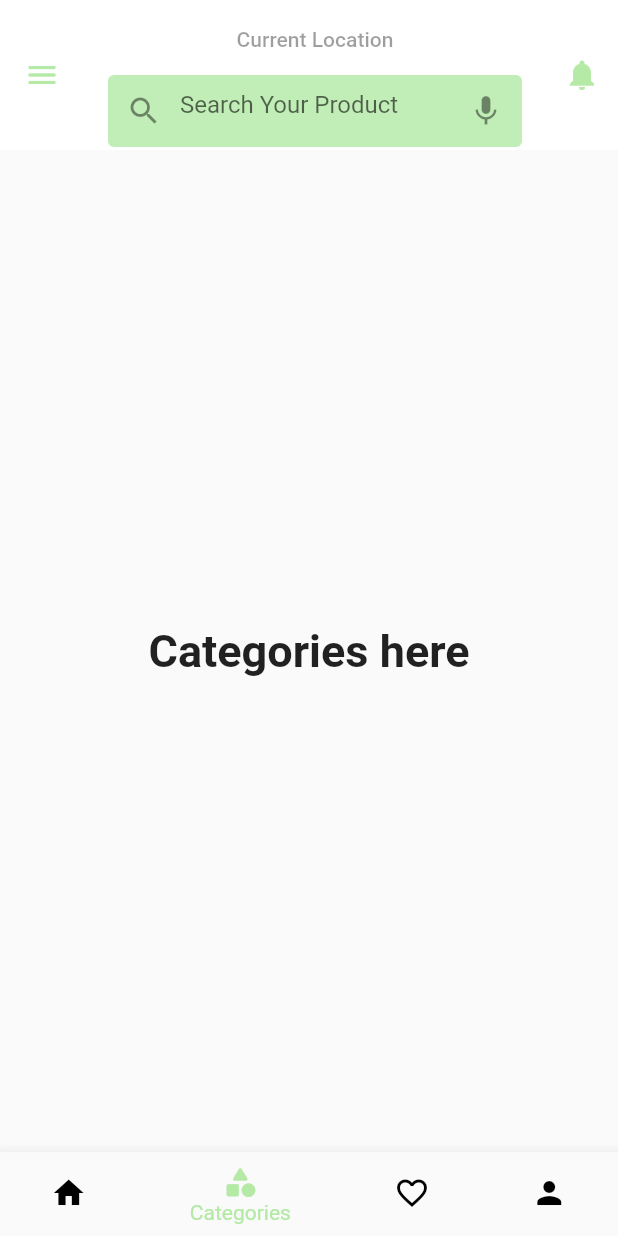
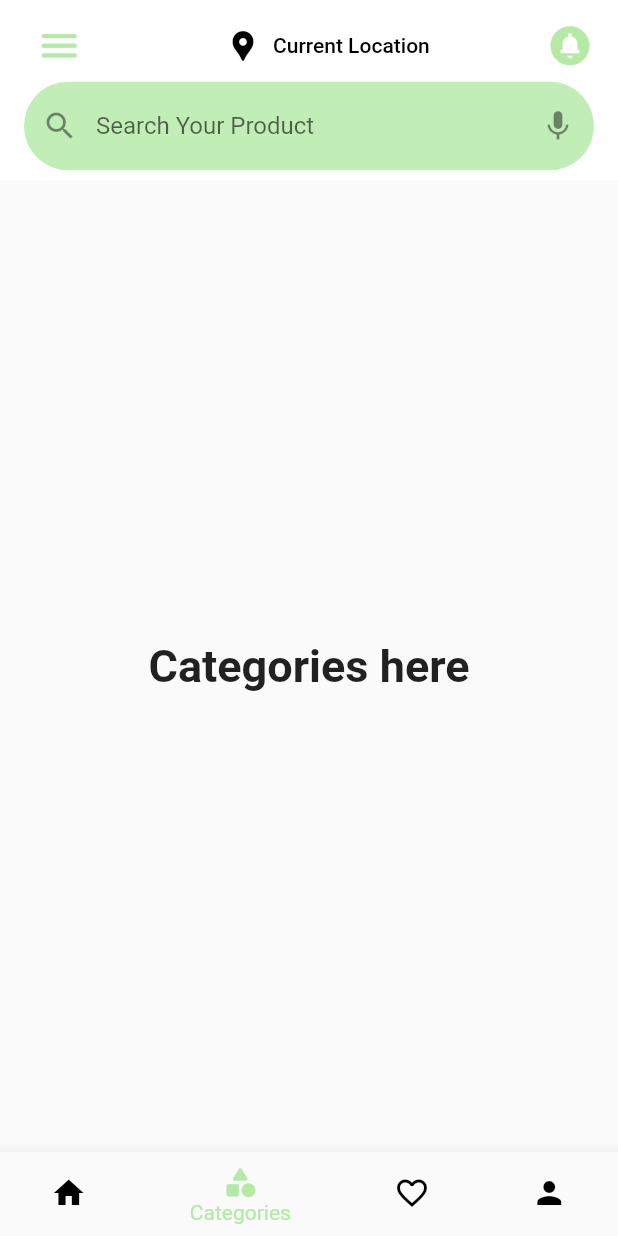
Before and after one commit to TabsOverSpaces4/tinybasket, a Flutter app: the screen it shows after launch, item 2 of the bottom bar chosen, on a phone screen of 412 x 824 dp. Run offline on Flutter 3.47's test engine with Material 2 defaults, Android fonts, the light colour scheme and no system bars.

Commit message:
Home page layout

```diff
--- a/lib/UI/home.dart
+++ b/lib/UI/home.dart
@@ -24,7 +24,6 @@ class _HomeScreenState extends State<HomeScreen> {
     const Profile(),
   ];
 
-
   void _onItemTapped(int index) {
     setState(() {
       _selectedIndex = index;
@@ -36,46 +35,86 @@ class _HomeScreenState extends State<HomeScreen> {
     return Scaffold(
       appBar: AppBar(
         elevation: 0,
-        toolbarHeight: 100,
-        leading:
-            Icon(Icons.menu_rounded, color: ColorConstants.secondaryAppColor),
-        backgroundColor: Colors.white,
-        shadowColor: Colors.white,
+        toolbarHeight: 120,
+        title: Column(
+          children: [
+            Row(
+              children: [
+                Padding(
+                  padding: const EdgeInsets.only(left: 8),
+                  child: Icon(
+                    Icons.menu_rounded,
+                    color: ColorConstants.secondaryAppColor,
+                    size: 31,
+                  ),
+                ),
+                const Padding(
+                  padding: EdgeInsets.only(left: 95),
+                  child: Icon(Icons.location_pin, color: Colors.black),
+                ),
+                const Center(
+                    child: Padding(
+                  padding: EdgeInsets.only(left: 0),
+                  child: TextButton(
+                      onPressed: null,
+                      child: Text(
+                        'Current Location',
+                        style: TextStyle(color: Colors.black),
+                      )),
+                )),
+                Padding(
+                  padding: const EdgeInsets.only(left: 70),
+                  child: Icon(Icons.circle_notifications_sharp,
+                      color: ColorConstants.secondaryAppColor, size: 31),
+                ),
+              ],
+            ),
 
+                const TextField(
 
-         title: Center(
-             child: Column(
-               children: const [
-                 Center(
-                   child: TextButton(onPressed: null , child:Text('Current Location'))
-                 ),
-                 TextField(
-                   style: TextStyle(height: 0.2,),
                   decoration: InputDecoration(
-                    contentPadding: EdgeInsets.symmetric(vertical: 1.0),
                       border: OutlineInputBorder(
-                         borderSide: BorderSide(
+                        borderSide:
+                         BorderSide(
                           width: 0,
-
                           style: BorderStyle.none,
                         ),
-                       ),
+                        borderRadius: BorderRadius.all(Radius.circular(30))                    ),
                       filled: true,
                       fillColor: Color.fromARGB(73, 39, 194, 0),
                       hintText: 'Search Your Product',
                       prefixIcon: Icon(Icons.search),
                       suffixIcon: Icon(Icons.mic)),
                 ),
+
           ],
         ),
-         ),
+        backgroundColor: Colors.white,
+        shadowColor: Colors.white,
 
-        actions: [
-    IconButton(
-            onPressed: () {},
-            icon: Icon(Icons.notifications, color: ColorConstants.secondaryAppColor),
-          ),
-  ],
+        //  title: Center(
+        //      child: Column(
+        //        children: const [
+        //          TextField(
+        //            style: TextStyle(height: 0.2,),
+        //            decoration: InputDecoration(
+        //             contentPadding: EdgeInsets.symmetric(vertical: 1.0),
+        //                border: OutlineInputBorder(
+        //                  borderSide: BorderSide(
+        //              width: 0,
+
+        //              style: BorderStyle.none,
+        //          ),
+        //                ),
+        //                filled: true,
+        //                fillColor: Color.fromARGB(73, 39, 194, 0),
+        //                hintText: 'Search Your Product',
+        //                prefixIcon: Icon(Icons.search),
+        //                suffixIcon: Icon(Icons.mic)),
+        //          ),
+        //        ],
+        //      ),
+        //  ),
       ),
       body: screens[_selectedIndex],
       bottomNavigationBar: BottomNavigationBar(
```
Lines whose indentation alone changed are shown as unchanged.
